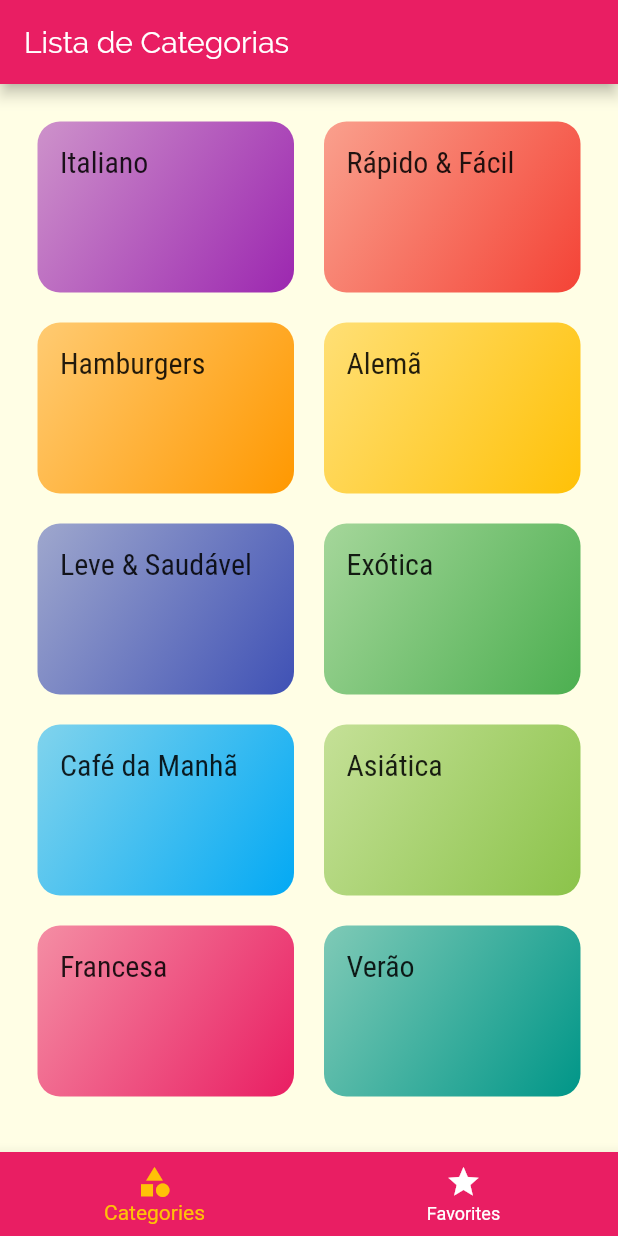
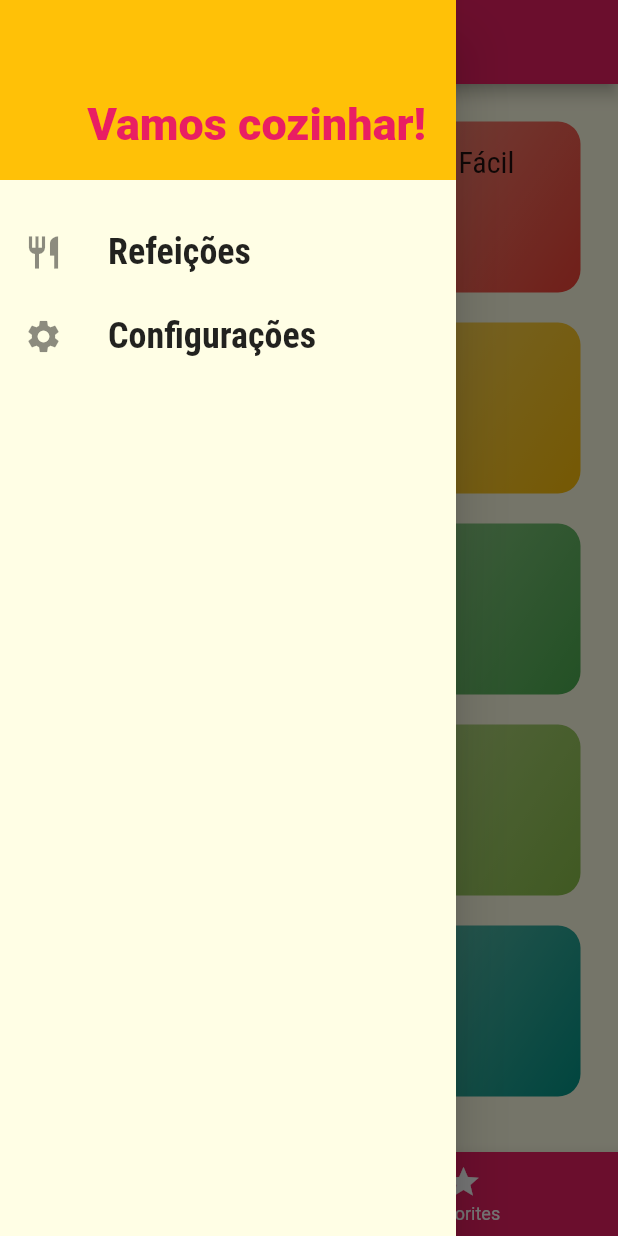
Before and after one commit to guerder/meals, a Flutter app: the screen it shows after launch, with the side drawer open (before the commit the screen has no drawer), on a phone screen of 412 x 824 dp. Run offline on Flutter 3.47's test engine with Material 2 defaults, Android fonts, the phone set to English and light mode, and no system bars.

Commit message:
added drawer component

```diff
--- /dev/null
+++ b/lib/components/main_drawer.dart
@@ -0,0 +1,56 @@
+import 'package:flutter/material.dart';
+import 'package:meals/utils/app_routes.dart';
+
+class MainDrawer extends StatelessWidget {
+  Widget _createItem(IconData icon, String label, Function onTap) {
+    return ListTile(
+      leading: Icon(icon, size: 26),
+      title: Text(
+        label,
+        style: TextStyle(
+          fontFamily: 'RobotoCondensed',
+          fontSize: 24,
+          fontWeight: FontWeight.w700,
+        ),
+      ),
+      onTap: onTap,
+    );
+  }
+
+  @override
+  Widget build(BuildContext context) {
+    return Drawer(
+      child: Column(
+        children: [
+          Container(
+            height: 120,
+            width: double.infinity,
+            padding: EdgeInsets.all(20),
+            color: Theme.of(context).accentColor,
+            alignment: Alignment.bottomRight,
+            child: Text(
+              'Vamos cozinhar!',
+              style: TextStyle(
+                fontWeight: FontWeight.w900,
+                fontSize: 30,
+                color: Theme.of(context).primaryColor,
+              ),
+            ),
+          ),
+          SizedBox(height: 20),
+          _createItem(
+            Icons.restaurant,
+            'Refeições',
+            () => Navigator.of(context).pushReplacementNamed(AppRoutes.HOME),
+          ),
+          _createItem(
+            Icons.settings,
+            'Configurações',
+            () =>
+                Navigator.of(context).pushReplacementNamed(AppRoutes.SETTINGS),
+          ),
+        ],
+      ),
+    );
+  }
+}
--- a/lib/main.dart
+++ b/lib/main.dart
@@ -2,6 +2,7 @@ import 'package:flutter/material.dart';
 import 'package:meals/screens/categories_meals_screen.dart';
 import 'package:meals/screens/categories_screen.dart';
 import 'package:meals/screens/meal_detail_screen.dart';
+import 'package:meals/screens/settings_screen.dart';
 import 'package:meals/screens/tabs_screen.dart';
 import 'package:meals/utils/app_routes.dart';
 
@@ -29,6 +30,7 @@ class MyApp extends StatelessWidget {
         AppRoutes.HOME: (_) => TabsScreen(),
         AppRoutes.CATEGORIES_MEALS: (_) => CategoriesMealsScreen(),
         AppRoutes.MEAL_DETAIL: (_) => MealDetailScreen(),
+        AppRoutes.SETTINGS: (_) => SettingsScreen(),
       },
     );
   }
--- /dev/null
+++ b/lib/screens/settings_screen.dart
@@ -0,0 +1,19 @@
+import 'package:flutter/material.dart';
+import 'package:meals/components/main_drawer.dart';
+
+class SettingsScreen extends StatelessWidget {
+  @override
+  Widget build(BuildContext context) {
+    return Scaffold(
+      appBar: AppBar(
+        title: Text(
+          'Configurações',
+        ),
+      ),
+      drawer: MainDrawer(),
+      body: Center(
+        child: Text('Configurações'),
+      ),
+    );
+  }
+}
--- a/lib/screens/tabs_screen.dart
+++ b/lib/screens/tabs_screen.dart
@@ -1,4 +1,5 @@
 import 'package:flutter/material.dart';
+import 'package:meals/components/main_drawer.dart';
 import 'package:meals/screens/categories_screen.dart';
 import 'package:meals/screens/favorite_screen.dart';
 
@@ -28,6 +29,7 @@ class _TabsScreenState extends State<TabsScreen> {
           _screens[_selectedScreenIndex]['title'],
         ),
       ),
+      drawer: MainDrawer(),
       body: _screens[_selectedScreenIndex]['screen'],
       bottomNavigationBar: BottomNavigationBar(
         onTap: _selectScreen,
--- a/lib/utils/app_routes.dart
+++ b/lib/utils/app_routes.dart
@@ -2,4 +2,5 @@ class AppRoutes {
   static const HOME = '/';
   static const CATEGORIES_MEALS = '/categories-meals';
   static const MEAL_DETAIL = '/meal-detail';
+  static const SETTINGS = '/settings';
 }
```
